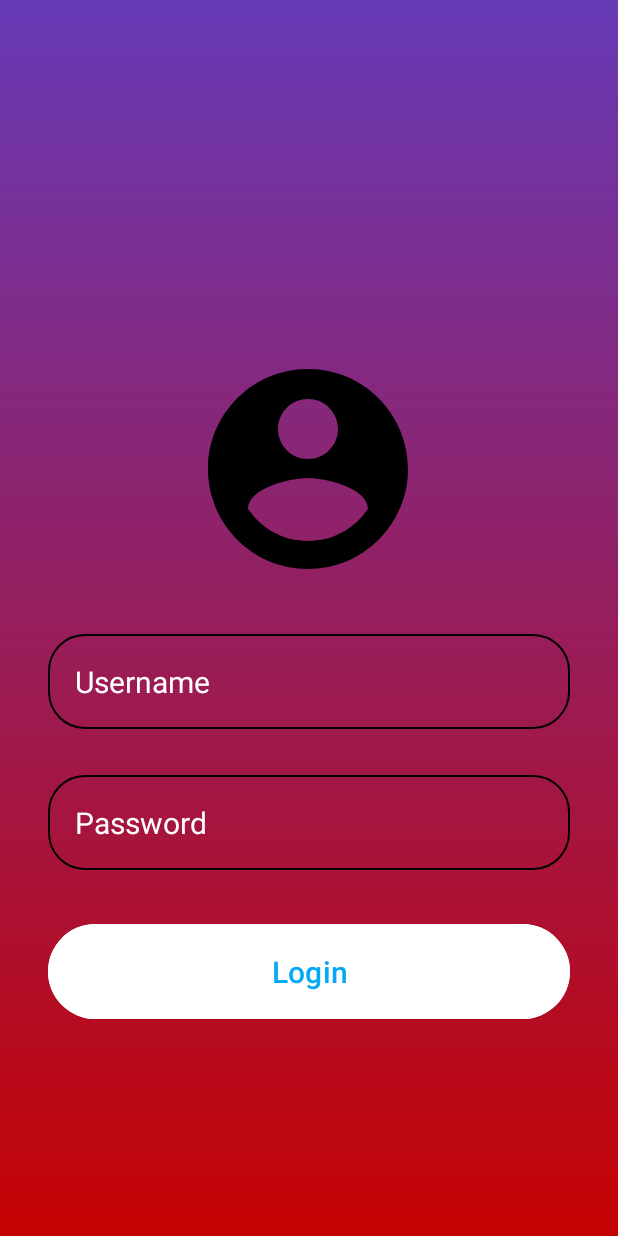
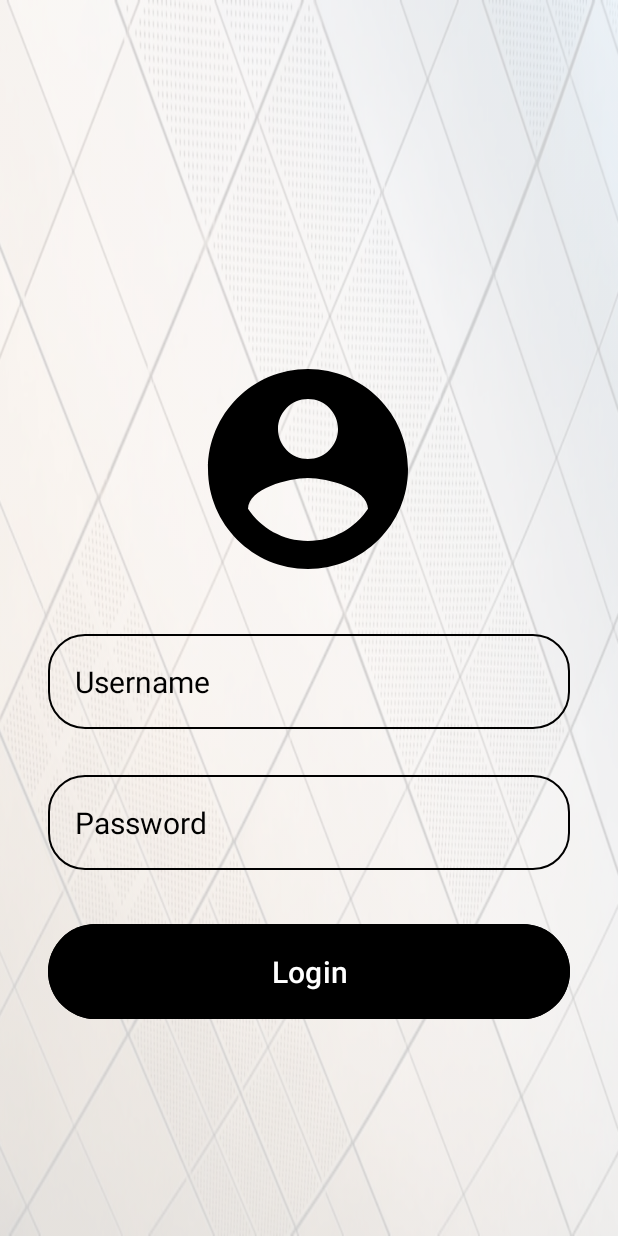
Before and after one commit to Ansia22/SessioneStudio, an Android app: the home screen opened directly, with no data from a screen before it, on a phone screen of 412 x 824 dp. Run offline under Robolectric (Android 15) with nearby library versions, the phone set to English and light mode, and no system bars.

Commit message:
Update activity_home.xml

```diff
--- a/app/src/main/res/layout/activity_home.xml
+++ b/app/src/main/res/layout/activity_home.xml
@@ -5,7 +5,7 @@
     android:id="@+id/main"
     android:layout_width="match_parent"
     android:layout_height="match_parent"
-    android:background="@drawable/login_background"
+    android:background="@drawable/background_image"
     tools:context=".home">
 
     <LinearLayout
@@ -39,8 +39,8 @@
         android:hint="Username"
         android:inputType="textEmailAddress"
         android:padding="18dp"
-        android:textColor="@color/white"
-        android:textColorHint="@color/white"
+        android:textColor="@color/black"
+        android:textColorHint="@color/black"
         android:textSize="20sp"
         app:layout_constraintBottom_toTopOf="@+id/password_input"
         app:layout_constraintEnd_toEndOf="parent"
@@ -58,8 +58,8 @@
         android:hint="Password"
         android:inputType="textPassword"
         android:padding="18dp"
-        android:textColor="@color/white"
-        android:textColorHint="@color/white"
+        android:textColor="@color/black"
+        android:textColorHint="@color/black"
         android:textSize="20sp"
         app:layout_constraintBottom_toBottomOf="parent"
         app:layout_constraintEnd_toEndOf="parent"
@@ -73,10 +73,10 @@
         android:layout_width="match_parent"
         android:layout_height="wrap_content"
         android:layout_margin="32dp"
-        android:backgroundTint="@color/white"
+        android:backgroundTint="@color/black"
         android:padding="18dp"
         android:text="Login"
-        android:textColor="#03A9F4"
+        android:textColor="@color/white"
         android:textSize="20sp"
         app:layout_constraintBottom_toBottomOf="parent"
         app:layout_constraintEnd_toEndOf="parent"
```
